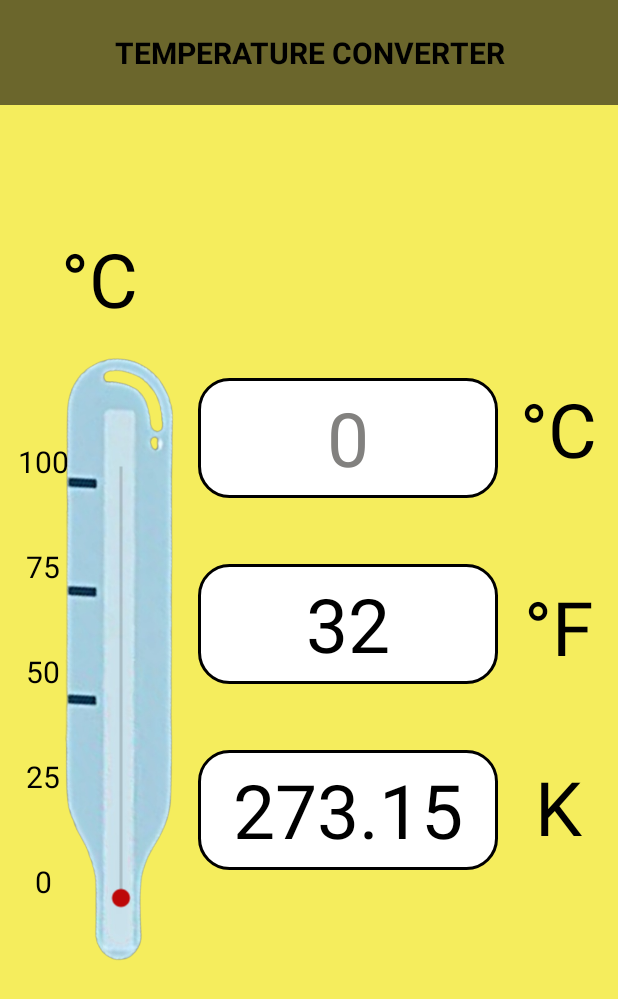
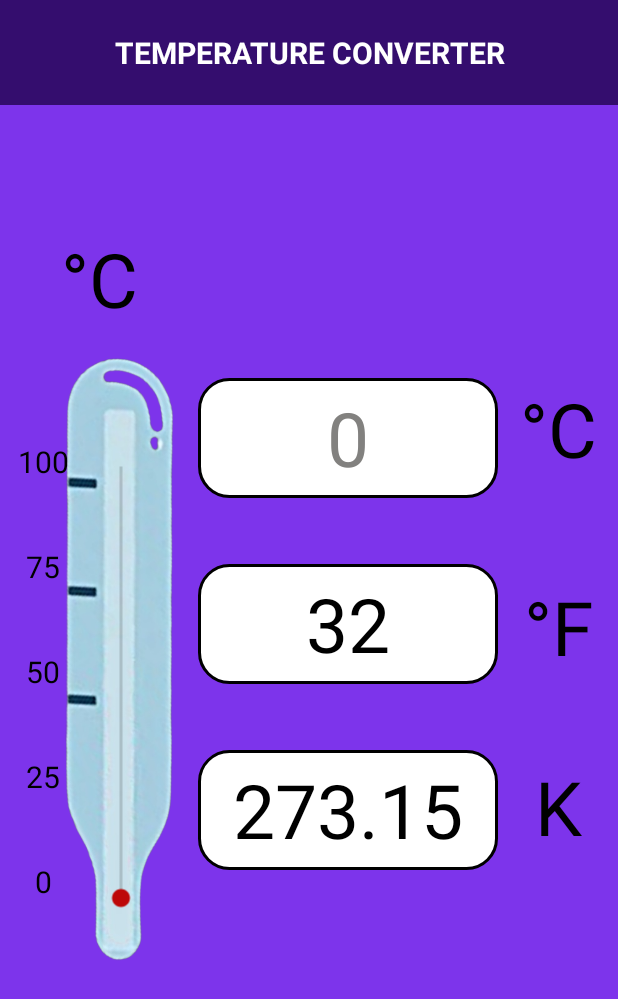
Before and after one commit to prabuddha369/Temperature_Converter, an Android app: the screen it shows after launch (MainActivity), on a phone screen of 412 x 824 dp. Shown: the top 999 px of the screen. Run offline under Robolectric (Android 15) with nearby library versions, the phone set to English and light mode, and no system bars.

Commit message:
Updated theme color

```diff
--- a/app/src/main/res/drawable/header.xml
+++ b/app/src/main/res/drawable/header.xml
@@ -1,4 +1,4 @@
 <?xml version="1.0" encoding="utf-8"?>
 <shape xmlns:android="http://schemas.android.com/apk/res/android">
-    <solid android:color="@color/yellowshade"/>
+    <solid android:color="@color/purple"/>
 </shape>
--- a/app/src/main/res/layout/activity_main.xml
+++ b/app/src/main/res/layout/activity_main.xml
@@ -4,7 +4,7 @@
     xmlns:tools="http://schemas.android.com/tools"
     android:layout_width="match_parent"
     android:layout_height="match_parent"
-    android:background="@color/lightyellow"
+    android:background="@color/violet"
     tools:context=".MainActivity">
 
     <ImageView
@@ -146,7 +146,7 @@
         android:layout_width="match_parent"
         android:layout_height="70dp"
         android:background="@drawable/header"
-        android:textColor="@color/black"
+        android:textColor="@color/white"
         android:textSize="20dp"
         android:textStyle="bold"
         android:gravity="center"
--- a/app/src/main/res/values/colors.xml
+++ b/app/src/main/res/values/colors.xml
@@ -6,9 +6,9 @@
     <color name="teal_200">#FF03DAC5</color>
     <color name="teal_700">#FF018786</color>
     <color name="black">#FF000000</color>
-    <color name="yellowshade">#6B662C</color>
+    <color name="purple">#340d6e</color>
     <color name="red">#bd0808</color>
     <color name="white">#FFFFFFFF</color>
     <color name="grey">#82817f</color>
-    <color name="lightyellow">#f5ed5d</color>
+    <color name="violet">#7d34eb</color>
 </resources>
```
